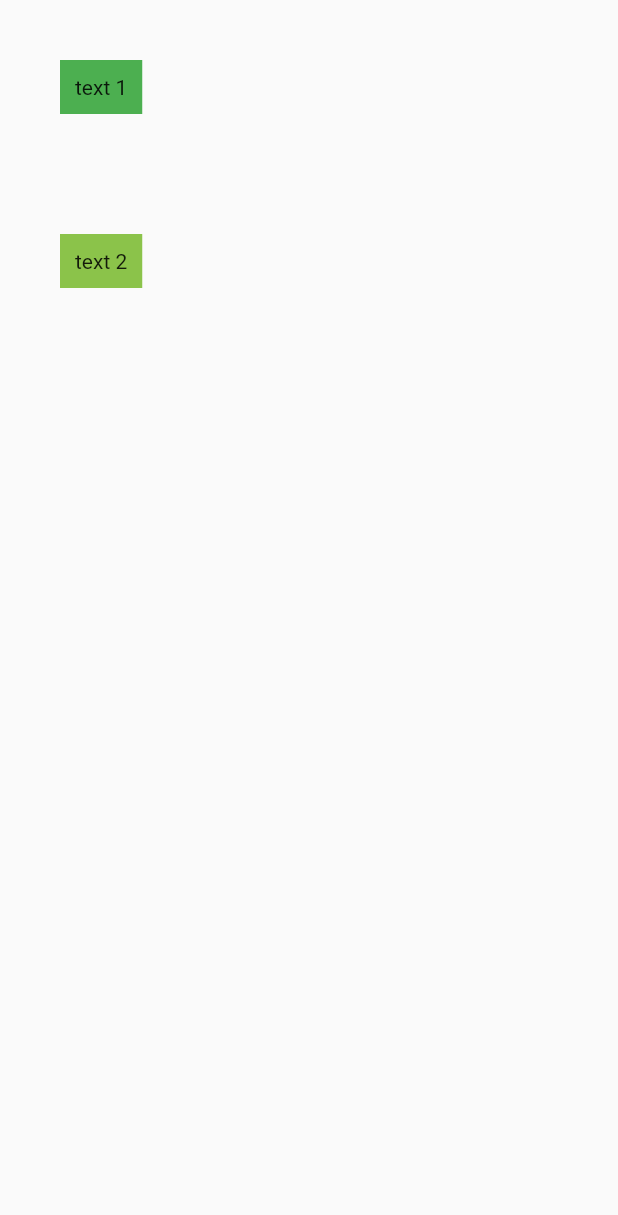
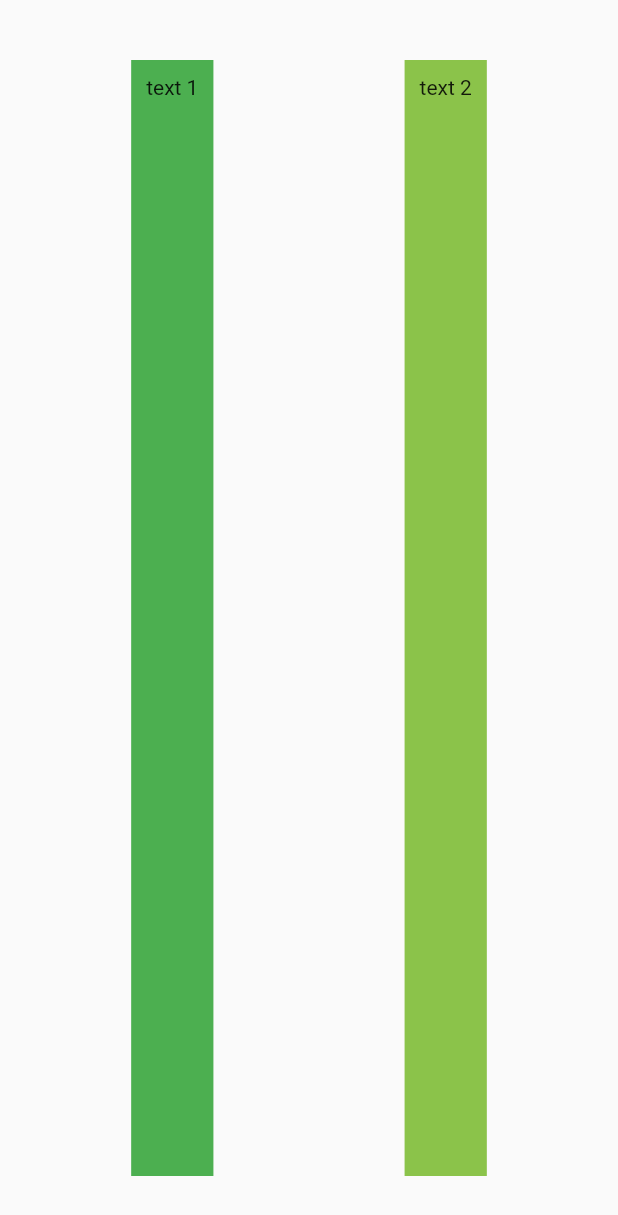
Before and after one commit to mayankraj5/MADLAB, a Flutter app: the screen it shows after launch, on a phone screen of 412 x 824 dp. Shown: the top 1215 px of the screen. Run offline on Flutter 3.47's test engine with Material 2 defaults, Android fonts, the phone set to English and light mode, and no system bars.

Commit message:
row and column

```diff
--- a/lib/main.dart
+++ b/lib/main.dart
@@ -198,51 +198,19 @@ void main() => runApp(MaterialApp(
 //   }
 // }
 
-// class MyApp extends StatelessWidget{
-//   @override
-//   Widget build(BuildContext context) {
-//     return  MaterialApp(
-//       title: "Row-Col Demo",
-//       home: Scaffold(
-
-// body: Row(
-
-// children: [
-
-// Container(
-//               child: const Text('text 1'),
-//               padding: const EdgeInsets.all(10),
-//               margin: const EdgeInsets.all(40),
-//               color: Colors.green,
-//             ),
-
-//             Container(
-//               child: const Text('text 2'),
-//               padding: const EdgeInsets.all(10),
-//               margin: const EdgeInsets.all(40),
-//               color: Colors.lightGreen,
-//             ),
-
-//           ],
-//         ),
-//       ),
-
-//     );
-//   }
-// }
-
 class MyApp extends StatelessWidget{
   @override
   Widget build(BuildContext context) {
     return  MaterialApp(
       title: "Row-Col Demo",
       home: Scaffold(
-        body: Column(
-            //mainAxisAlignment:MainAxisAlignment.spaceEvenly,
-            //crossAxisAlignment: CrossAxisAlignment.stretch,
-            // mainAxisSize: MainAxisSize.max,
 
-          children: <Widget>[
+body: Row(
+          mainAxisAlignment:MainAxisAlignment.spaceEvenly,
+          crossAxisAlignment: CrossAxisAlignment.stretch,
+          //mainAxisSize: MainAxisSize.max,
+children: [
+
             Container(
               child: const Text('text 1'),
               padding: const EdgeInsets.all(10),
@@ -256,11 +224,55 @@ class MyApp extends StatelessWidget{
               margin: const EdgeInsets.all(40),
               color: Colors.lightGreen,
             ),
+
           ],
         ),
       ),
 
     );
   }
+}
 
-}
+// class MyApp extends StatelessWidget{
+//   @override
+//   Widget build(BuildContext context) {
+//     return  MaterialApp(
+//       title: "Row-Col Demo",
+//       home: Scaffold(
+//         body: Column(
+//             // mainAxisAlignment:MainAxisAlignment.spaceEvenly,
+//             crossAxisAlignment: CrossAxisAlignment.stretch,
+//             // mainAxisSize: MainAxisSize.max,
+
+//           children: <Widget>[
+
+//             Container(
+//               child: const Text('text 1'),
+//               padding: const EdgeInsets.all(10),
+//               margin: const EdgeInsets.all(40),
+//               color: Colors.green,
+//             ),
+
+
+
+//             Container(
+//               child: const Text('text 1'),
+//               padding: const EdgeInsets.all(10),
+//               margin: const EdgeInsets.all(40),
+//               color: Colors.green,
+//             ),
+
+//             Container(
+//               child: const Text('text 2'),
+//               padding: const EdgeInsets.all(10),
+//               margin: const EdgeInsets.all(40),
+//               color: Colors.lightGreen,
+//             ),
+//           ],
+//         ),
+//       ),
+
+//     );
+//   }
+
+// }
```
